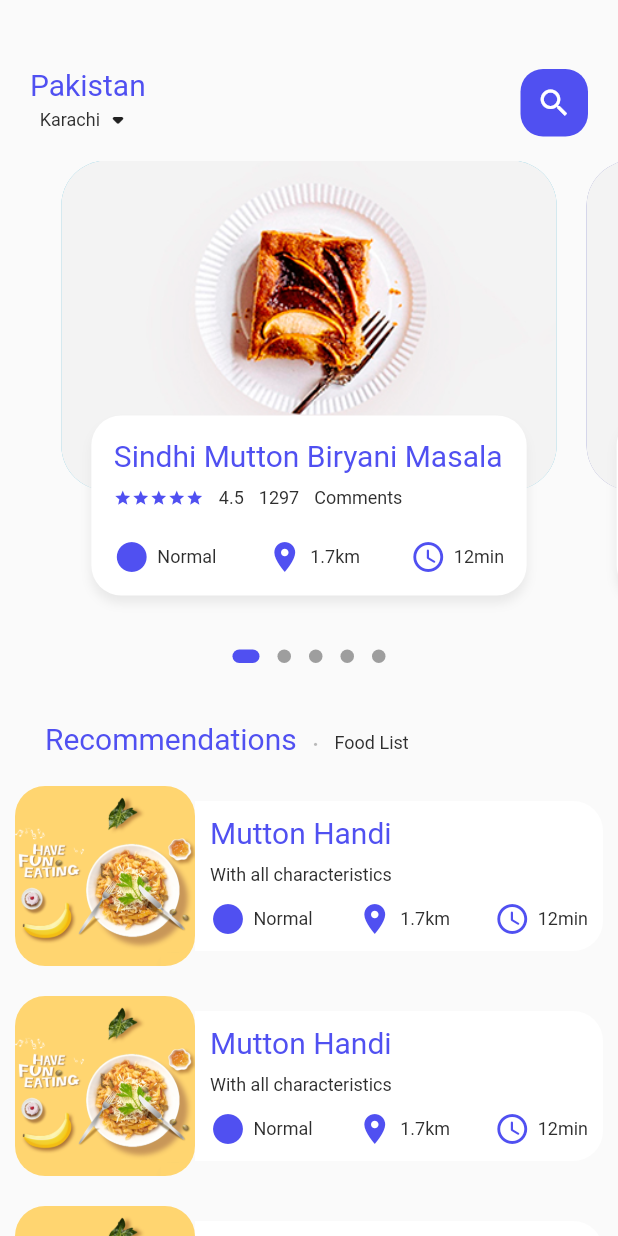
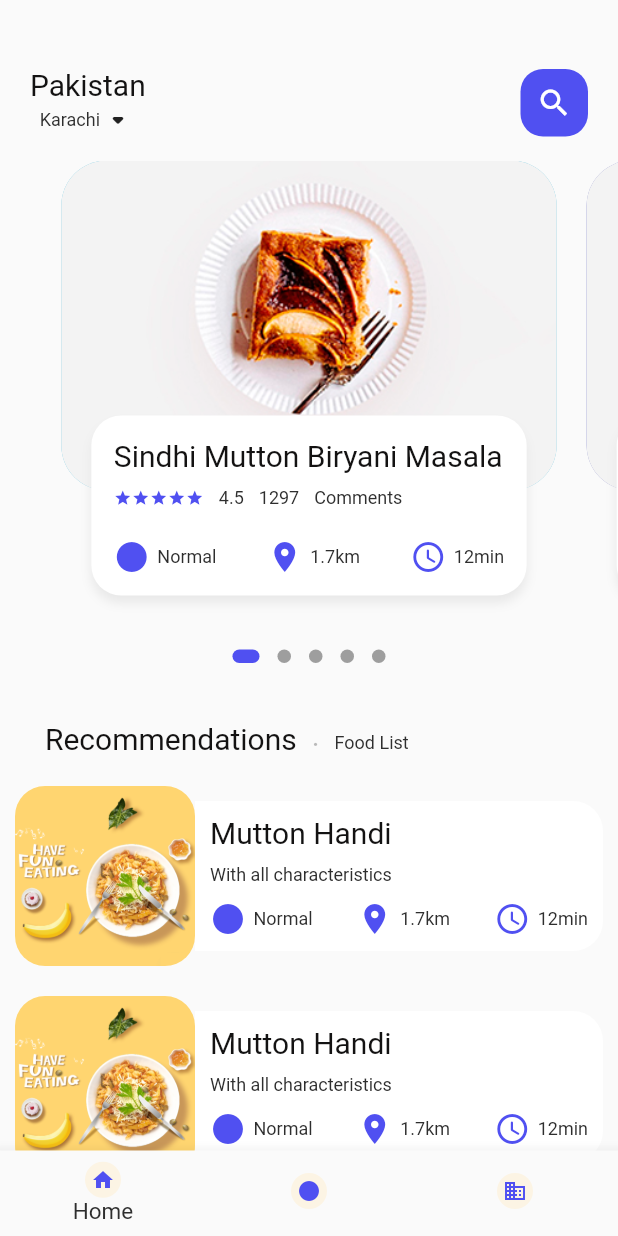
Before and after one commit to saadahmed1996/Practice_Dart, a Flutter app: the screen it shows after launch, on a phone screen of 412 x 824 dp. Run offline on Flutter 3.47's test engine with Material 2 defaults, Android fonts, the phone set to English and light mode, and no system bars; drawn by our look-alikes of dots_indicator.

Commit message:
Bottom Navigation Bar
Bottom Navigation Bar has been added.

```diff
--- a/lib/main.dart
+++ b/lib/main.dart
@@ -1,6 +1,7 @@
 import 'package:flutter/material.dart';
 import 'package:restaurant_application/pages/food/popular_food_detail.dart';
 import 'package:restaurant_application/pages/food/recommended_food_detail.dart';
+import 'package:restaurant_application/pages/home/bottom_navigation/bottom_navgivation_bar.dart';
 import 'package:restaurant_application/pages/home/main_food_body.dart';
 
 void main() {
@@ -20,7 +21,7 @@ class MyApp extends StatelessWidget {
       theme: ThemeData(
         primarySwatch: Colors.blue,
       ),
-      home: MainBody(),
+      home: BottomNavBar(),
     );
   }
 }
--- /dev/null
+++ b/lib/pages/home/bottom_navigation/bottom_navgivation_bar.dart
@@ -0,0 +1,68 @@
+import 'package:flutter/material.dart';
+import 'package:flutter/src/foundation/key.dart';
+import 'package:flutter/src/widgets/framework.dart';
+import 'package:restaurant_application/pages/food/popular_food_detail.dart';
+import 'package:restaurant_application/pages/food/recommended_food_detail.dart';
+import 'package:restaurant_application/pages/home/main_food_body.dart';
+import 'package:restaurant_application/utils/colors.dart';
+import 'package:restaurant_application/widgets/app_icon.dart';
+
+class BottomNavBar extends StatefulWidget {
+  const BottomNavBar({Key? key}) : super(key: key);
+
+  @override
+  State<BottomNavBar> createState() => _BottomNavBarState();
+}
+
+class _BottomNavBarState extends State<BottomNavBar> {
+  int currentIndex = 0;
+  List<Widget> screens = [
+    MainBody(),
+    PopularFoodDetail(),
+    RecommendedFoodDetail(),
+  ];
+  @override
+  Widget build(BuildContext context) {
+    return Scaffold(
+      body: screens[currentIndex],
+      bottomNavigationBar: BottomNavigationBar(
+        currentIndex: currentIndex,
+        type: BottomNavigationBarType.fixed,
+        items: [
+          BottomNavigationBarItem(
+            icon: AppIcon(
+              icon: Icons.home,
+              size: 24,
+              iconColor: CustomColors.mainAppColor,
+            ),
+            label: 'Home',
+          ),
+          BottomNavigationBarItem(
+            icon: AppIcon(
+              icon: Icons.circle,
+              size: 24,
+              iconColor: CustomColors.mainAppColor,
+            ),
+            label: 'Recommended',
+          ),
+          BottomNavigationBarItem(
+            icon: AppIcon(
+              icon: Icons.business,
+              size: 24,
+              iconColor: CustomColors.mainAppColor,
+            ),
+            label: 'Popular',
+          ),
+        ],
+        selectedLabelStyle: TextStyle(fontSize: 15),
+        selectedItemColor: CustomColors.primaryTextColor,
+        showUnselectedLabels: false,
+        onTap: (index) {
+          setState(() {
+            currentIndex = index;
+          });
+        },
+      ),
+    );
+  }
+}
--- a/lib/pages/home/food_page_body.dart
+++ b/lib/pages/home/food_page_body.dart
@@ -5,7 +5,6 @@ import 'package:restaurant_application/widgets/bigtext.dart';
 import 'package:restaurant_application/widgets/icon_plus_text.dart';
 import 'package:restaurant_application/widgets/smalltext.dart';
 import 'package:dots_indicator/dots_indicator.dart';
-
 import '../food/popular_food_detail.dart';
 
 class FoodPageBody extends StatefulWidget {
--- a/lib/pages/home/main_food_body.dart
+++ b/lib/pages/home/main_food_body.dart
@@ -2,7 +2,6 @@ import 'package:flutter/material.dart';
 import 'package:restaurant_application/utils/colors.dart';
 import 'package:restaurant_application/widgets/bigtext.dart';
 import 'package:restaurant_application/widgets/smalltext.dart';
-
 import 'food_page_body.dart';
 
 class MainBody extends StatelessWidget {
--- a/lib/widgets/bigtext.dart
+++ b/lib/widgets/bigtext.dart
@@ -9,7 +9,7 @@ class BigText extends StatelessWidget {
   TextOverflow overflow;
   BigText(
       {Key? key,
-      this.color = const Color(0xFF5050f1),
+      this.color = const Color(0xFF131212),
       required this.text,
       this.size = 20,
       this.overflow = TextOverflow.ellipsis})
```
